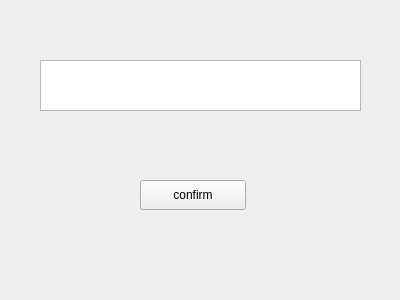
Before: the Qt Designer form Client/front_end/newtempgroup.ui in Sjeary/OnPointLinkProgram, drawn with Qt 5.
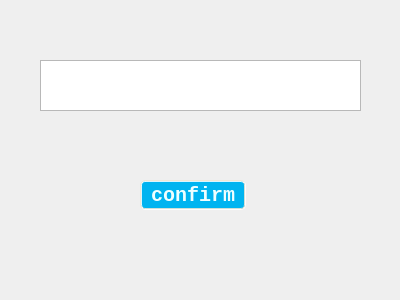
After: the same form once the commit is applied. Icons and pictures are not drawn.

What changed in the file:
```diff
--- a/Client/front_end/newtempgroup.ui
+++ b/Client/front_end/newtempgroup.ui
@@ -13,6 +13,241 @@
   <property name="windowTitle">
    <string>Form</string>
   </property>
+  <property name="styleSheet">
+   <string notr="true">
+#login, #MainWindow, #NewTempGroup
+{
+    /*背景色，蓝到淡黄渐变*/
+    /*渐变色:rgba中最后一值为透明度,0_255&lt;-&gt;完全透明_不透明*/
+    background-color: qradialgradient(cx:0.25, cy:0.25, radius:0.75, fx:0.618 fy:0.618,
+                                        stop:0 rgba(20,150,220,240),
+                                        stop:1 rgba(255,245,220,240));
+}
+
+#login
+{
+    /*宽高*/
+    width: 800px;
+    height: 500px;
+}
+
+#label_picture
+{
+    /*背景图片，注意格式*/
+    border-image:url(:/res/background-images/login1.jpg) 4 4 4 4 strech strech;
+    /*为logo采用特殊字体*/
+    font-family: Chiller;
+    font-size: 80px;
+    font-weight:bold;
+}
+
+
+#pushButton_Login
+{
+    font-family:STXinwei;
+    font-size: 24px;
+    font-weight:bold;
+}
+
+
+QComboBox
+{
+    /*背景，淡黄*/
+    background: rgb(255,245,220);
+    /*边框，蓝绿*/
+    border-color: rgb(0,140,180);
+    border-style: groove;
+    border-radius: 3px;
+    border-width: 2px;
+    /*前景/字体*/
+    color: black;
+    font-family: consolas;
+    font-size: 24px;
+    /*内边距*/
+    padding-top: 2px;
+    padding-left: 2px;
+    /*宽高*/
+    height: 30px;
+}
+/*下拉框格式*/
+QComboBox QAbstractItemView
+{
+    /*背景，淡黄*/
+    background: rgb(255,245,220);
+    /*前景/字体*/
+    color: black;
+    font-family: consolas;
+    font-size: 24px;
+    /*内边距*/
+    padding-top: 2px;
+    padding-left: 2px;
+    /*宽高*/
+    height: 30px;
+}
+/*选中效果*/
+QComboBox:on
+{
+    padding-top: 3px;
+    padding-left: 4px;
+}
+/*下拉箭头容器*/
+QComboBox::drop-down
+{
+    width: 32px;
+    height: 32px;
+}
+
+/*下拉箭头*/
+QComboBox::down-arrow
+{
+    image: url(:/res/icons/xia_la.png);
+}
+/*下拉箭头选中效果*/
+QComboBox::down-arrow:on
+{
+    image: url(:/res/icons/shang_la.png);
+}
+
+/*确认框*/
+QCheckBox
+{
+    /*前景/字体*/
+    color: black;
+    font-family: consolas;
+    font-size: 24px;
+    /*内边距*/
+    padding-left:5px;
+}
+
+QCheckBox::indicator{/*选择框尺寸*/
+    background-color: rgba(255, 255, 255, 0);
+    border: 0px solid #b1b1b1;
+        width: 30px;
+        height: 30px;
+}
+
+QCheckBox::indicator:unchecked
+{
+    image: url(:/res/icons/kaiguan_guan.png);
+}
+
+QCheckBox::indicator:checked
+{
+    image: url(:/res/icons/kaiguan_kai.png);
+}
+
+
+/*按钮*/
+QPushButton,QRadioButton
+{
+    /*背景，偏深蓝*/
+    background-color: rgb(0,180,240);
+    /*边框,淡黄*/
+    border-color: rgba(240,230,210,220);
+    border-radius: 5px;
+    border-style: groove;
+    border-width: 2px;
+    /*前景/字体，淡蓝*/
+    color: rgb(240,255,255);
+    font-family: consolas;
+    font-size: 20px;
+    font-weight:bold;
+    /*内边距*/
+    /*宽高*/
+    height:30px;
+}
+
+/*悬停时，背景变为淡蓝色，字体变为白色*/
+QRadioButton:hover,QPushButton:hover
+{
+    background-color: rgb(100,180,250);
+    color: white;
+}
+
+/*按下时，背景变为蓝绿色，显示边框效果*/
+QPushButton:pressed,QRadioButton:pressed
+{
+    /*背景*/
+    background-color: rgb(0,140,180);
+    /*边框*/
+    border-style: inset;
+    /*前景/字体*/
+    color: white;
+    /*内边距*/
+    padding-left:2px;
+    padding-top:2px;
+}
+
+
+QLabel
+{
+    font-family: consolas;
+    font-size: 24px;
+    font-weight:bold;
+    /*设置QLabel字体为居中*/
+    qproperty-alignment:AlignCenter;
+}
+
+
+QTableWidget
+{
+    /*背景，淡黄*/
+    background: rgb(255,245,220);
+    /*选中背景，蓝色*/
+    selection-background-color: rgb(10, 140, 220);
+    /*边框，蓝绿*/
+    border-color: rgb(0,140,180);
+    border-style: groove;
+    border-radius: 3px;
+    border-width: 2px;
+    /*前景/字体*/
+    color: black;
+    font-family: consolas;
+    font-size: 24px;
+    /*宽高*/
+    height: 30px;
+}
+
+QPlainTextEdit, QListWidget, QLineEdit, QTreeWidget
+{
+    /*背景，淡黄*/
+    background: rgb(255,245,220);
+    /*选中背景，蓝色*/
+    selection-background-color: rgb(10, 140, 220);
+    selection-color: white;
+    /*无边框*/
+
+    /*前景/字体*/
+    color: black;
+    font-family: consolas;
+    font-size: 16px;
+}
+
+QTreeWidget::item
+{
+    /*背景，淡黄*/
+    background: rgb(255,245,220);
+    /*选中背景，蓝色*/
+    selection-background-color: rgb(10, 140, 220);
+    selection-color: rgb(10, 140, 220);
+    /*无边框*/
+
+    /*前景/字体*/
+    color: black;
+    font-family: consolas;
+    font-size: 16px;
+}
+
+QPlainTextEdit, QLineEdit
+{
+    /*窄边框，灰色*/
+    border-color: rgb(160, 160, 160);
+    border-style: solid;
+    border-radius: 2px;
+    border-width: 1px;
+}
+</string>
+  </property>
   <widget class="QTextEdit" name="textEdit_newgroup">
    <property name="geometry">
     <rect>
```
